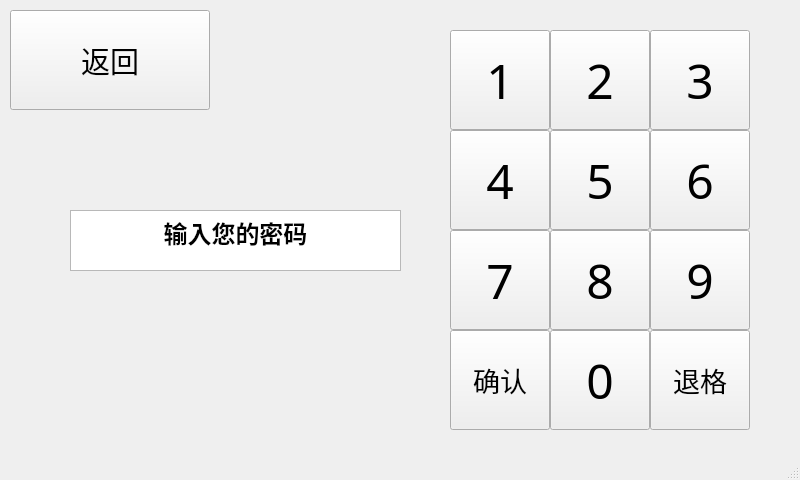
Qt form pwdPage.ui (Cloudiful/face-the-door) before a commit.
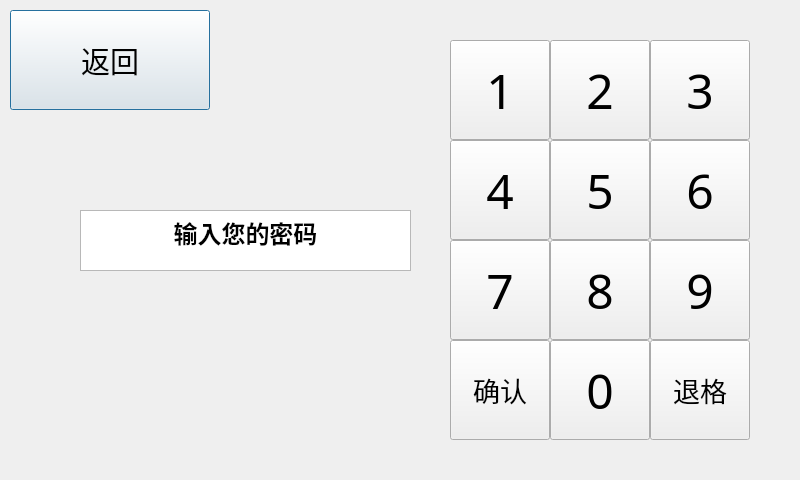
The same form after that commit.

Commit message: using pyqt for GUI

```diff
--- a/pwdPage.ui
+++ b/pwdPage.ui
@@ -1,7 +1,7 @@
 <?xml version="1.0" encoding="UTF-8"?>
 <ui version="4.0">
- <class>MainWindow</class>
- <widget class="QMainWindow" name="MainWindow">
+ <class>Dialog</class>
+ <widget class="QDialog" name="Dialog">
   <property name="geometry">
    <rect>
     <x>0</x>
@@ -13,279 +13,276 @@
   <property name="windowTitle">
    <string>MainWindow</string>
   </property>
-  <widget class="QWidget" name="centralwidget">
-   <widget class="QPushButton" name="pushButton">
-    <property name="geometry">
-     <rect>
-      <x>450</x>
-      <y>30</y>
-      <width>100</width>
-      <height>100</height>
-     </rect>
-    </property>
-    <property name="font">
-     <font>
-      <family>萝莉体</family>
-      <pointsize>36</pointsize>
-     </font>
-    </property>
-    <property name="text">
-     <string>1</string>
-    </property>
-   </widget>
-   <widget class="QPushButton" name="pushButton_2">
-    <property name="geometry">
-     <rect>
-      <x>550</x>
-      <y>30</y>
-      <width>100</width>
-      <height>100</height>
-     </rect>
-    </property>
-    <property name="font">
-     <font>
-      <family>萝莉体</family>
-      <pointsize>36</pointsize>
-     </font>
-    </property>
-    <property name="text">
-     <string>2</string>
-    </property>
-   </widget>
-   <widget class="QPushButton" name="pushButton_3">
-    <property name="geometry">
-     <rect>
-      <x>650</x>
-      <y>30</y>
-      <width>100</width>
-      <height>100</height>
-     </rect>
-    </property>
-    <property name="font">
-     <font>
-      <family>萝莉体</family>
-      <pointsize>36</pointsize>
-     </font>
-    </property>
-    <property name="text">
-     <string>3</string>
-    </property>
-   </widget>
-   <widget class="QPushButton" name="pushButton_4">
-    <property name="geometry">
-     <rect>
-      <x>650</x>
-      <y>130</y>
-      <width>100</width>
-      <height>100</height>
-     </rect>
-    </property>
-    <property name="font">
-     <font>
-      <family>萝莉体</family>
-      <pointsize>36</pointsize>
-     </font>
-    </property>
-    <property name="text">
-     <string>6</string>
-    </property>
-   </widget>
-   <widget class="QPushButton" name="pushButton_5">
-    <property name="geometry">
-     <rect>
-      <x>550</x>
-      <y>130</y>
-      <width>100</width>
-      <height>100</height>
-     </rect>
-    </property>
-    <property name="font">
-     <font>
-      <family>萝莉体</family>
-      <pointsize>36</pointsize>
-     </font>
-    </property>
-    <property name="text">
-     <string>5</string>
-    </property>
-   </widget>
-   <widget class="QPushButton" name="pushButton_6">
-    <property name="geometry">
-     <rect>
-      <x>450</x>
-      <y>130</y>
-      <width>100</width>
-      <height>100</height>
-     </rect>
-    </property>
-    <property name="font">
-     <font>
-      <family>萝莉体</family>
-      <pointsize>36</pointsize>
-     </font>
-    </property>
-    <property name="text">
-     <string>4</string>
-    </property>
-   </widget>
-   <widget class="QPushButton" name="pushButton_8">
-    <property name="geometry">
-     <rect>
-      <x>550</x>
-      <y>230</y>
-      <width>100</width>
-      <height>100</height>
-     </rect>
-    </property>
-    <property name="font">
-     <font>
-      <family>萝莉体</family>
-      <pointsize>36</pointsize>
-     </font>
-    </property>
-    <property name="text">
-     <string>8</string>
-    </property>
-   </widget>
-   <widget class="QPushButton" name="pushButton_9">
-    <property name="geometry">
-     <rect>
-      <x>650</x>
-      <y>230</y>
-      <width>100</width>
-      <height>100</height>
-     </rect>
-    </property>
-    <property name="font">
-     <font>
-      <family>萝莉体</family>
-      <pointsize>36</pointsize>
-     </font>
-    </property>
-    <property name="text">
-     <string>9</string>
-    </property>
-   </widget>
-   <widget class="QPushButton" name="pushButton_10">
-    <property name="geometry">
-     <rect>
-      <x>450</x>
-      <y>230</y>
-      <width>100</width>
-      <height>100</height>
-     </rect>
-    </property>
-    <property name="font">
-     <font>
-      <family>萝莉体</family>
-      <pointsize>36</pointsize>
-     </font>
-    </property>
-    <property name="text">
-     <string>7</string>
-    </property>
-   </widget>
-   <widget class="QPushButton" name="pushButton_11">
-    <property name="geometry">
-     <rect>
-      <x>450</x>
-      <y>330</y>
-      <width>100</width>
-      <height>100</height>
-     </rect>
-    </property>
-    <property name="font">
-     <font>
-      <family>萝莉体</family>
-      <pointsize>20</pointsize>
-     </font>
-    </property>
-    <property name="text">
-     <string>确认</string>
-    </property>
-   </widget>
-   <widget class="QPushButton" name="pushButton_12">
-    <property name="geometry">
-     <rect>
-      <x>550</x>
-      <y>330</y>
-      <width>100</width>
-      <height>100</height>
-     </rect>
-    </property>
-    <property name="font">
-     <font>
-      <family>萝莉体</family>
-      <pointsize>36</pointsize>
-     </font>
-    </property>
-    <property name="text">
-     <string>0</string>
-    </property>
-   </widget>
-   <widget class="QPushButton" name="pushButton_13">
-    <property name="geometry">
-     <rect>
-      <x>650</x>
-      <y>330</y>
-      <width>100</width>
-      <height>100</height>
-     </rect>
-    </property>
-    <property name="font">
-     <font>
-      <family>萝莉体</family>
-      <pointsize>20</pointsize>
-     </font>
-    </property>
-    <property name="text">
-     <string>退格</string>
-    </property>
-   </widget>
-   <widget class="QTextEdit" name="textEdit">
-    <property name="geometry">
-     <rect>
-      <x>70</x>
-      <y>210</y>
-      <width>331</width>
-      <height>61</height>
-     </rect>
-    </property>
-    <property name="font">
-     <font>
-      <family>Agency FB</family>
-      <pointsize>11</pointsize>
-     </font>
-    </property>
-    <property name="html">
-     <string>&lt;!DOCTYPE HTML PUBLIC &quot;-//W3C//DTD HTML 4.0//EN&quot; &quot;http://www.w3.org/TR/REC-html40/strict.dtd&quot;&gt;
+  <widget class="QTextEdit" name="textEdit">
+   <property name="geometry">
+    <rect>
+     <x>80</x>
+     <y>210</y>
+     <width>331</width>
+     <height>61</height>
+    </rect>
+   </property>
+   <property name="font">
+    <font>
+     <family>Agency FB</family>
+     <pointsize>11</pointsize>
+    </font>
+   </property>
+   <property name="html">
+    <string>&lt;!DOCTYPE HTML PUBLIC &quot;-//W3C//DTD HTML 4.0//EN&quot; &quot;http://www.w3.org/TR/REC-html40/strict.dtd&quot;&gt;
 &lt;html&gt;&lt;head&gt;&lt;meta name=&quot;qrichtext&quot; content=&quot;1&quot; /&gt;&lt;style type=&quot;text/css&quot;&gt;
 p, li { white-space: pre-wrap; }
 &lt;/style&gt;&lt;/head&gt;&lt;body style=&quot; font-family:'Agency FB'; font-size:11pt; font-weight:400; font-style:normal;&quot;&gt;
 &lt;p align=&quot;center&quot; style=&quot; margin-top:0px; margin-bottom:0px; margin-left:0px; margin-right:0px; -qt-block-indent:0; text-indent:0px;&quot;&gt;&lt;span style=&quot; font-family:'SimSun'; font-size:18pt; font-weight:600;&quot;&gt;输入您的密码&lt;/span&gt;&lt;/p&gt;&lt;/body&gt;&lt;/html&gt;</string>
-    </property>
-   </widget>
-   <widget class="QPushButton" name="pushButton_7">
-    <property name="geometry">
-     <rect>
-      <x>10</x>
-      <y>10</y>
-      <width>200</width>
-      <height>100</height>
-     </rect>
-    </property>
-    <property name="font">
-     <font>
-      <family>萝莉体</family>
-      <pointsize>22</pointsize>
-     </font>
-    </property>
-    <property name="text">
-     <string>返回</string>
-    </property>
-   </widget>
+   </property>
   </widget>
-  <widget class="QStatusBar" name="statusbar"/>
+  <widget class="QPushButton" name="pushButton_7">
+   <property name="geometry">
+    <rect>
+     <x>10</x>
+     <y>10</y>
+     <width>200</width>
+     <height>100</height>
+    </rect>
+   </property>
+   <property name="font">
+    <font>
+     <family>萝莉体</family>
+     <pointsize>22</pointsize>
+    </font>
+   </property>
+   <property name="text">
+    <string>返回</string>
+   </property>
+  </widget>
+  <widget class="QPushButton" name="pushButton_5">
+   <property name="geometry">
+    <rect>
+     <x>550</x>
+     <y>140</y>
+     <width>100</width>
+     <height>100</height>
+    </rect>
+   </property>
+   <property name="font">
+    <font>
+     <family>萝莉体</family>
+     <pointsize>36</pointsize>
+    </font>
+   </property>
+   <property name="text">
+    <string>5</string>
+   </property>
+  </widget>
+  <widget class="QPushButton" name="pushButton_10">
+   <property name="geometry">
+    <rect>
+     <x>450</x>
+     <y>240</y>
+     <width>100</width>
+     <height>100</height>
+    </rect>
+   </property>
+   <property name="font">
+    <font>
+     <family>萝莉体</family>
+     <pointsize>36</pointsize>
+    </font>
+   </property>
+   <property name="text">
+    <string>7</string>
+   </property>
+  </widget>
+  <widget class="QPushButton" name="pushButton_13">
+   <property name="geometry">
+    <rect>
+     <x>650</x>
+     <y>340</y>
+     <width>100</width>
+     <height>100</height>
+    </rect>
+   </property>
+   <property name="font">
+    <font>
+     <family>萝莉体</family>
+     <pointsize>20</pointsize>
+    </font>
+   </property>
+   <property name="text">
+    <string>退格</string>
+   </property>
+  </widget>
+  <widget class="QPushButton" name="pushButton_12">
+   <property name="geometry">
+    <rect>
+     <x>550</x>
+     <y>340</y>
+     <width>100</width>
+     <height>100</height>
+    </rect>
+   </property>
+   <property name="font">
+    <font>
+     <family>萝莉体</family>
+     <pointsize>36</pointsize>
+    </font>
+   </property>
+   <property name="text">
+    <string>0</string>
+   </property>
+  </widget>
+  <widget class="QPushButton" name="pushButton_3">
+   <property name="geometry">
+    <rect>
+     <x>650</x>
+     <y>40</y>
+     <width>100</width>
+     <height>100</height>
+    </rect>
+   </property>
+   <property name="font">
+    <font>
+     <family>萝莉体</family>
+     <pointsize>36</pointsize>
+    </font>
+   </property>
+   <property name="text">
+    <string>3</string>
+   </property>
+  </widget>
+  <widget class="QPushButton" name="pushButton_6">
+   <property name="geometry">
+    <rect>
+     <x>450</x>
+     <y>140</y>
+     <width>100</width>
+     <height>100</height>
+    </rect>
+   </property>
+   <property name="font">
+    <font>
+     <family>萝莉体</family>
+     <pointsize>36</pointsize>
+    </font>
+   </property>
+   <property name="text">
+    <string>4</string>
+   </property>
+  </widget>
+  <widget class="QPushButton" name="pushButton_8">
+   <property name="geometry">
+    <rect>
+     <x>550</x>
+     <y>240</y>
+     <width>100</width>
+     <height>100</height>
+    </rect>
+   </property>
+   <property name="font">
+    <font>
+     <family>萝莉体</family>
+     <pointsize>36</pointsize>
+    </font>
+   </property>
+   <property name="text">
+    <string>8</string>
+   </property>
+  </widget>
+  <widget class="QPushButton" name="pushButton_2">
+   <property name="geometry">
+    <rect>
+     <x>550</x>
+     <y>40</y>
+     <width>100</width>
+     <height>100</height>
+    </rect>
+   </property>
+   <property name="font">
+    <font>
+     <family>萝莉体</family>
+     <pointsize>36</pointsize>
+    </font>
+   </property>
+   <property name="text">
+    <string>2</string>
+   </property>
+  </widget>
+  <widget class="QPushButton" name="pushButton_9">
+   <property name="geometry">
+    <rect>
+     <x>650</x>
+     <y>240</y>
+     <width>100</width>
+     <height>100</height>
+    </rect>
+   </property>
+   <property name="font">
+    <font>
+     <family>萝莉体</family>
+     <pointsize>36</pointsize>
+    </font>
+   </property>
+   <property name="text">
+    <string>9</string>
+   </property>
+  </widget>
+  <widget class="QPushButton" name="pushButton_4">
+   <property name="geometry">
+    <rect>
+     <x>650</x>
+     <y>140</y>
+     <width>100</width>
+     <height>100</height>
+    </rect>
+   </property>
+   <property name="font">
+    <font>
+     <family>萝莉体</family>
+     <pointsize>36</pointsize>
+    </font>
+   </property>
+   <property name="text">
+    <string>6</string>
+   </property>
+  </widget>
+  <widget class="QPushButton" name="pushButton">
+   <property name="geometry">
+    <rect>
+     <x>450</x>
+     <y>40</y>
+     <width>100</width>
+     <height>100</height>
+    </rect>
+   </property>
+   <property name="font">
+    <font>
+     <family>萝莉体</family>
+     <pointsize>36</pointsize>
+    </font>
+   </property>
+   <property name="text">
+    <string>1</string>
+   </property>
+  </widget>
+  <widget class="QPushButton" name="pushButton_11">
+   <property name="geometry">
+    <rect>
+     <x>450</x>
+     <y>340</y>
+     <width>100</width>
+     <height>100</height>
+    </rect>
+   </property>
+   <property name="font">
+    <font>
+     <family>萝莉体</family>
+     <pointsize>20</pointsize>
+    </font>
+   </property>
+   <property name="text">
+    <string>确认</string>
+   </property>
+  </widget>
  </widget>
  <resources/>
  <connections>
```
Left out of the diff: 12 changed lines with no effect on the pictures. The commit also changes 6 other files.
